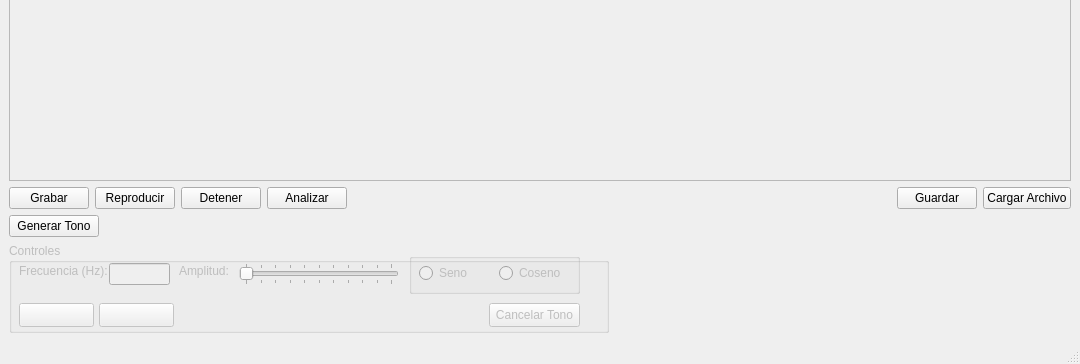
The window that src/Main.ui (c3saR-A/Lenguaje-del-Sonido) describes before a commit, drawn with Qt 5; both pictures show x 0 to 1080 and y 356 to 720 of the 1080 by 720 pixel window.
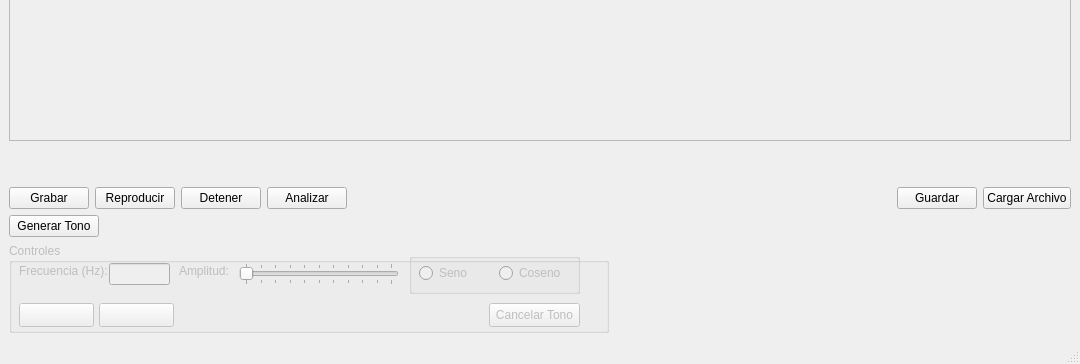
The same window after the commit. Icons and pictures are not drawn.

Commit message: Un cambio en UI, se creo el archivo que manejará las grabaciones

```diff
--- a/src/Main.ui
+++ b/src/Main.ui
@@ -145,7 +145,7 @@
          <x>0</x>
          <y>0</y>
          <width>1060</width>
-         <height>359</height>
+         <height>313</height>
         </rect>
        </property>
        <property name="sizePolicy">
@@ -163,6 +163,19 @@
       </widget>
      </widget>
     </item>
+    <item>
+     <spacer name="verticalSpacer">
+      <property name="orientation">
+       <enum>Qt::Orientation::Vertical</enum>
+      </property>
+      <property name="sizeHint" stdset="0">
+       <size>
+        <width>20</width>
+        <height>40</height>
+       </size>
+      </property>
+     </spacer>
+    </item>
     <item>
      <layout class="QHBoxLayout" name="horizontalLayout">
       <item>
```
The commit also changes 3 other files.
